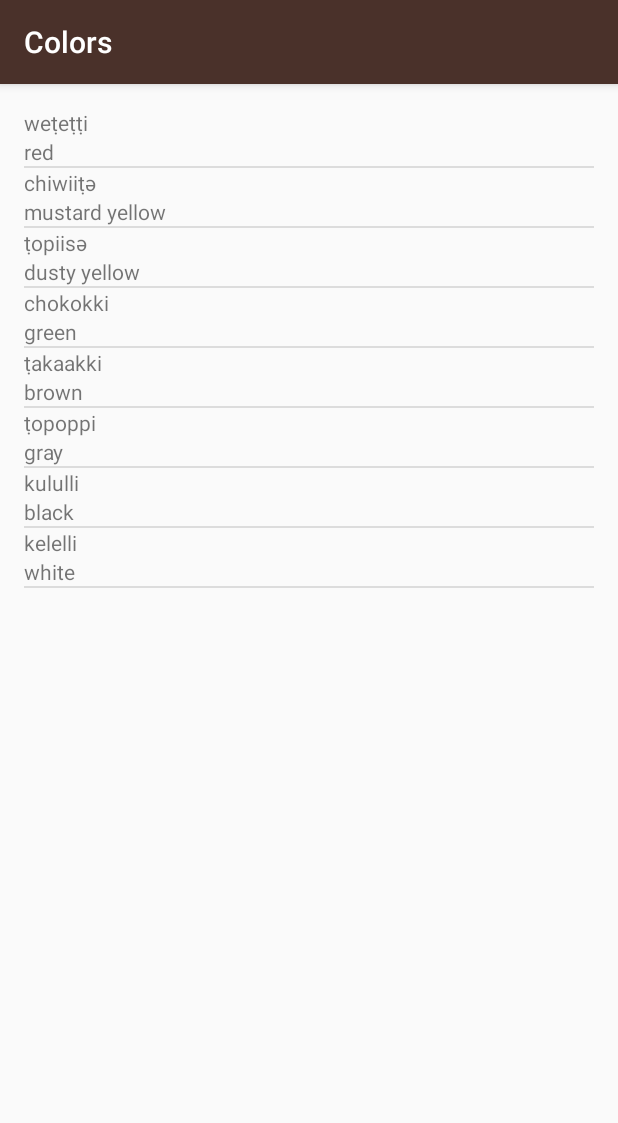
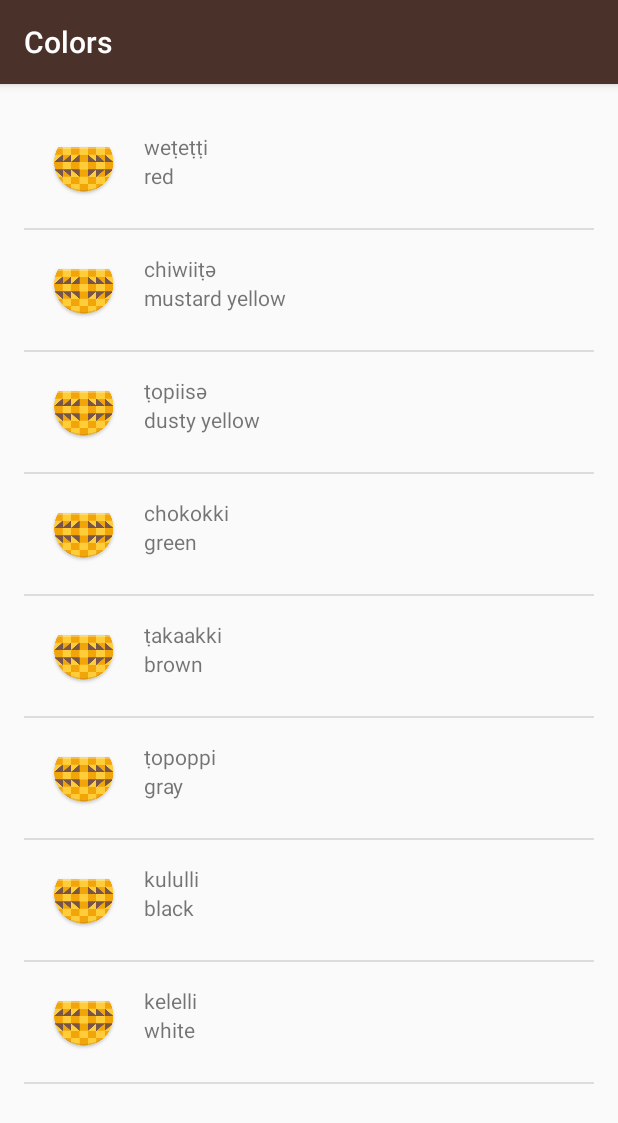
Before and after one commit to rajashreem/Miwok, an Android app: the ColorsActivity screen opened directly, with no data from a screen before it, on a phone screen of 412 x 824 dp. Shown: the top 1123 px of the screen. Run offline under Robolectric (Android 15) with nearby library versions, the phone set to English and light mode, and no system bars.

Commit message:
Add placeholder image in the list item layout

```diff
--- a/app/src/main/res/layout/list_item.xml
+++ b/app/src/main/res/layout/list_item.xml
@@ -1,21 +1,30 @@
 <?xml version="1.0" encoding="utf-8"?>
-<LinearLayout xmlns:android="http://schemas.android.com/apk/res/android"
+<RelativeLayout xmlns:android="http://schemas.android.com/apk/res/android"
     xmlns:tools="http://schemas.android.com/tools"
     android:layout_width="match_parent"
     android:layout_height="match_parent"
-    android:layout_marginLeft="16dp"
-    android:layout_marginTop="16dp"
+    android:padding="16dp"
     android:orientation="vertical">
+
+    <ImageView
+        android:id="@+id/word_image"
+        android:layout_width="wrap_content"
+        android:layout_height="wrap_content"
+        android:layout_marginRight="16dp"
+        android:src="@mipmap/ic_launcher"/>
 
     <TextView
         android:id="@+id/miwok_text_view"
         android:layout_width="match_parent"
         android:layout_height="wrap_content"
+        android:layout_toRightOf="@id/word_image"
         tools:text="Lutti" />
 
     <TextView
         android:id="@+id/default_text_view"
         android:layout_width="match_parent"
         android:layout_height="wrap_content"
+        android:layout_toRightOf="@id/word_image"
+        android:layout_below="@id/miwok_text_view"
         tools:text="One" />
-</LinearLayout>
+</RelativeLayout>
```
